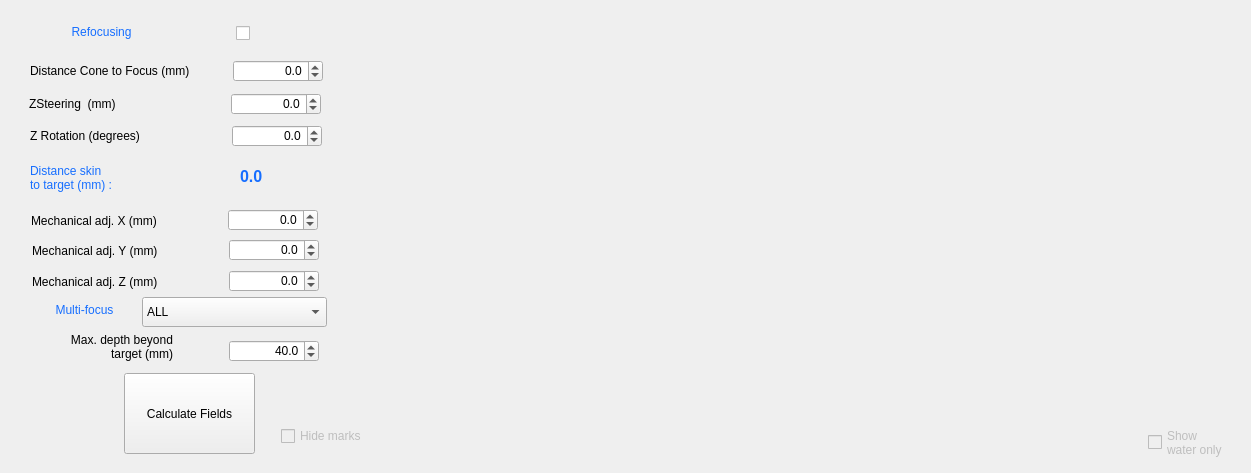
Old version of the form BabelBrain/Babel_H317/form.ui in the repository ProteusMRIgHIFU/BabelBrain.
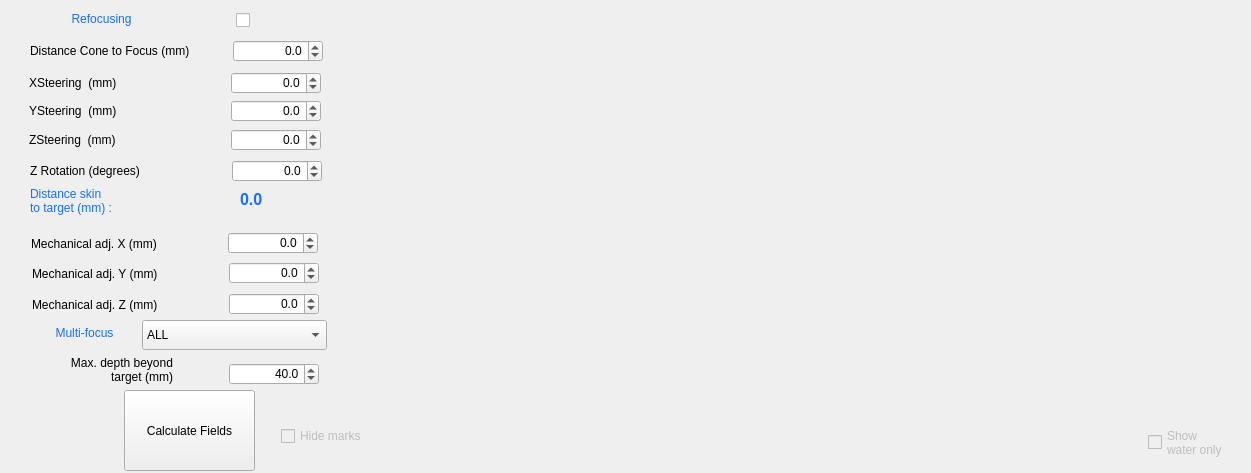
New version of the form.

```diff
--- a/BabelBrain/Babel_H317/form.ui
+++ b/BabelBrain/Babel_H317/form.ui
@@ -20,7 +20,7 @@
    <property name="geometry">
     <rect>
      <x>31</x>
-     <y>211</y>
+     <y>234</y>
      <width>143</width>
      <height>20</height>
     </rect>
@@ -33,7 +33,7 @@
    <property name="geometry">
     <rect>
      <x>231</x>
-     <y>93</y>
+     <y>129</y>
      <width>90</width>
      <height>22</height>
     </rect>
@@ -61,7 +61,7 @@
    <property name="geometry">
     <rect>
      <x>29</x>
-     <y>94</y>
+     <y>130</y>
      <width>143</width>
      <height>20</height>
     </rect>
@@ -74,7 +74,7 @@
    <property name="geometry">
     <rect>
      <x>240</x>
-     <y>161</y>
+     <y>184</y>
      <width>76</width>
      <height>31</height>
     </rect>
@@ -99,7 +99,7 @@
    <property name="geometry">
     <rect>
      <x>30</x>
-     <y>162</y>
+     <y>185</y>
      <width>150</width>
      <height>31</height>
     </rect>
@@ -119,7 +119,7 @@
    <property name="geometry">
     <rect>
      <x>228</x>
-     <y>209</y>
+     <y>232</y>
      <width>90</width>
      <height>22</height>
     </rect>
@@ -147,7 +147,7 @@
    <property name="geometry">
     <rect>
      <x>32</x>
-     <y>241</y>
+     <y>264</y>
      <width>143</width>
      <height>20</height>
     </rect>
@@ -160,7 +160,7 @@
    <property name="geometry">
     <rect>
      <x>229</x>
-     <y>239</y>
+     <y>262</y>
      <width>90</width>
      <height>22</height>
     </rect>
@@ -188,7 +188,7 @@
    <property name="geometry">
     <rect>
      <x>124</x>
-     <y>373</y>
+     <y>390</y>
      <width>131</width>
      <height>81</height>
     </rect>
@@ -217,7 +217,7 @@
    <property name="geometry">
     <rect>
      <x>32</x>
-     <y>272</y>
+     <y>295</y>
      <width>143</width>
      <height>20</height>
     </rect>
@@ -230,7 +230,7 @@
    <property name="geometry">
     <rect>
      <x>229</x>
-     <y>270</y>
+     <y>293</y>
      <width>90</width>
      <height>22</height>
     </rect>
@@ -258,7 +258,7 @@
    <property name="geometry">
     <rect>
      <x>223</x>
-     <y>23</y>
+     <y>10</y>
      <width>27</width>
      <height>20</height>
     </rect>
@@ -279,7 +279,7 @@
    <property name="geometry">
     <rect>
      <x>30</x>
-     <y>22</y>
+     <y>9</y>
      <width>143</width>
      <height>20</height>
     </rect>
@@ -298,7 +298,7 @@
    <property name="geometry">
     <rect>
      <x>233</x>
-     <y>60</y>
+     <y>40</y>
      <width>90</width>
      <height>22</height>
     </rect>
@@ -326,7 +326,7 @@
    <property name="geometry">
     <rect>
      <x>30</x>
-     <y>61</y>
+     <y>41</y>
      <width>191</width>
      <height>20</height>
     </rect>
@@ -339,7 +339,7 @@
    <property name="geometry">
     <rect>
      <x>30</x>
-     <y>126</y>
+     <y>161</y>
      <width>143</width>
      <height>20</height>
     </rect>
@@ -352,7 +352,7 @@
    <property name="geometry">
     <rect>
      <x>232</x>
-     <y>125</y>
+     <y>160</y>
      <width>90</width>
      <height>22</height>
     </rect>
@@ -380,7 +380,7 @@
    <property name="geometry">
     <rect>
      <x>20</x>
-     <y>332</y>
+     <y>355</y>
      <width>153</width>
      <height>30</height>
     </rect>
@@ -397,7 +397,7 @@
    <property name="geometry">
     <rect>
      <x>229</x>
-     <y>340</y>
+     <y>363</y>
      <width>90</width>
      <height>22</height>
     </rect>
@@ -468,7 +468,7 @@
    <property name="geometry">
     <rect>
      <x>13</x>
-     <y>300</y>
+     <y>323</y>
      <width>143</width>
      <height>20</height>
     </rect>
@@ -487,7 +487,7 @@
    <property name="geometry">
     <rect>
      <x>142</x>
-     <y>297</y>
+     <y>320</y>
      <width>185</width>
      <height>30</height>
     </rect>
@@ -498,6 +498,88 @@
     </property>
    </item>
   </widget>
+  <widget class="QDoubleSpinBox" name="YSteeringSpinBox">
+   <property name="geometry">
+    <rect>
+     <x>231</x>
+     <y>100</y>
+     <width>90</width>
+     <height>22</height>
+    </rect>
+   </property>
+   <property name="alignment">
+    <set>Qt::AlignRight|Qt::AlignTrailing|Qt::AlignVCenter</set>
+   </property>
+   <property name="decimals">
+    <number>1</number>
+   </property>
+   <property name="minimum">
+    <double>-5.000000000000000</double>
+   </property>
+   <property name="maximum">
+    <double>5.000000000000000</double>
+   </property>
+   <property name="singleStep">
+    <double>0.100000000000000</double>
+   </property>
+   <property name="value">
+    <double>0.000000000000000</double>
+   </property>
+  </widget>
+  <widget class="QLabel" name="label_28">
+   <property name="geometry">
+    <rect>
+     <x>29</x>
+     <y>101</y>
+     <width>143</width>
+     <height>20</height>
+    </rect>
+   </property>
+   <property name="text">
+    <string>YSteering  (mm)</string>
+   </property>
+  </widget>
+  <widget class="QLabel" name="label_29">
+   <property name="geometry">
+    <rect>
+     <x>29</x>
+     <y>73</y>
+     <width>143</width>
+     <height>20</height>
+    </rect>
+   </property>
+   <property name="text">
+    <string>XSteering  (mm)</string>
+   </property>
+  </widget>
+  <widget class="QDoubleSpinBox" name="XSteeringSpinBox">
+   <property name="geometry">
+    <rect>
+     <x>231</x>
+     <y>72</y>
+     <width>90</width>
+     <height>22</height>
+    </rect>
+   </property>
+   <property name="alignment">
+    <set>Qt::AlignRight|Qt::AlignTrailing|Qt::AlignVCenter</set>
+   </property>
+   <property name="decimals">
+    <number>1</number>
+   </property>
+   <property name="minimum">
+    <double>-5.000000000000000</double>
+   </property>
+   <property name="maximum">
+    <double>5.000000000000000</double>
+   </property>
+   <property name="singleStep">
+    <double>0.100000000000000</double>
+   </property>
+   <property name="value">
+    <double>0.000000000000000</double>
+   </property>
+  </widget>
  </widget>
  <tabstops>
   <tabstop>DistanceConeToFocusSpinBox</tabstop>
```
Left out of the diff: 6 changed lines with no effect on the pictures.
